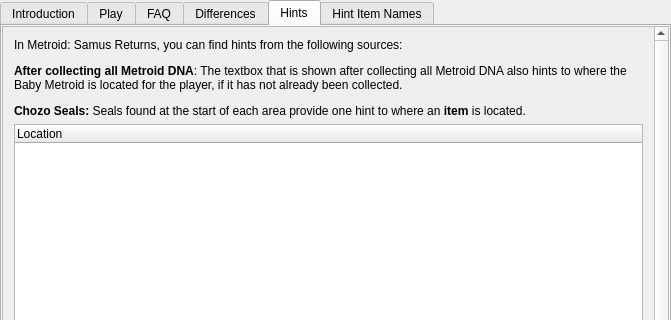
Before: the Qt Designer form randovania/games/samus_returns/gui/ui_files/games_tab_samusreturns_widget.ui in randovania/randovania, drawn with Qt 5; both pictures show x 0 to 671 and y 0 to 320 of the 671 by 675 pixel window.
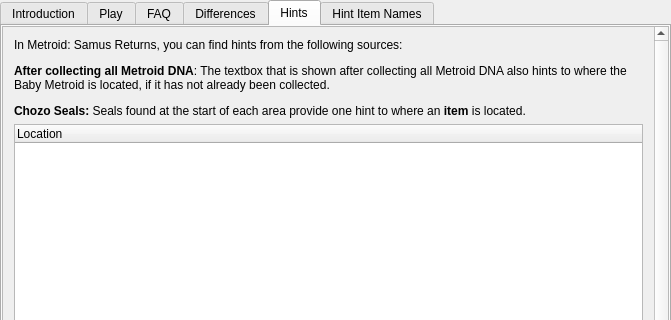
After: the same form once the commit is applied. The open tabs and pages were chosen to show the change. Custom widgets are drawn as their Qt base class.

The edit to the form file:
```diff
--- a/randovania/games/samus_returns/gui/ui_files/games_tab_samusreturns_widget.ui
+++ b/randovania/games/samus_returns/gui/ui_files/games_tab_samusreturns_widget.ui
@@ -206,7 +206,7 @@
         <item>
          <widget class="QLabel" name="hints_label">
           <property name="text">
-           <string>&lt;html&gt;&lt;head/&gt;&lt;body&gt;&lt;p&gt;In Metroid: Samus Returns, you can find hints from the following sources:&lt;/p&gt;&lt;p&gt;&lt;span style=&quot; font-weight:600;&quot;&gt;After collecting all Metroid DNA&lt;/span&gt;: The textbox that is shown after collecting all Metroid DNA also hints to where the Baby Metroid is located for the player, if it has not already been collected.&lt;/p&gt;&lt;p&gt;&lt;span style=&quot; font-weight:600;&quot;&gt;Chozo Seals: &lt;/span&gt;Seals found at the start of each area provide one hint to where an &lt;span style=&quot; font-weight:600;&quot;&gt;item&lt;/span&gt; is located.&lt;/p&gt;&lt;/body&gt;&lt;/html&gt;</string>
+           <string>&lt;html&gt;&lt;head/&gt;&lt;body&gt;&lt;p&gt;In Metroid: Samus Returns, you can find hints from the following sources:&lt;/p&gt;&lt;p&gt;&lt;span style=&quot; font-weight:600;&quot;&gt;After collecting all Metroid DNA&lt;/span&gt;: The textbox that is shown after collecting all Metroid DNA also hints to where the Baby Metroid is located, if it has not already been collected.&lt;/p&gt;&lt;p&gt;&lt;span style=&quot; font-weight:600;&quot;&gt;Chozo Seals: &lt;/span&gt;Seals found at the start of each area provide one hint to where an &lt;span style=&quot; font-weight:600;&quot;&gt;item&lt;/span&gt; is located.&lt;/p&gt;&lt;/body&gt;&lt;/html&gt;</string>
           </property>
           <property name="alignment">
            <set>Qt::AlignLeading|Qt::AlignLeft|Qt::AlignTop</set>
```
